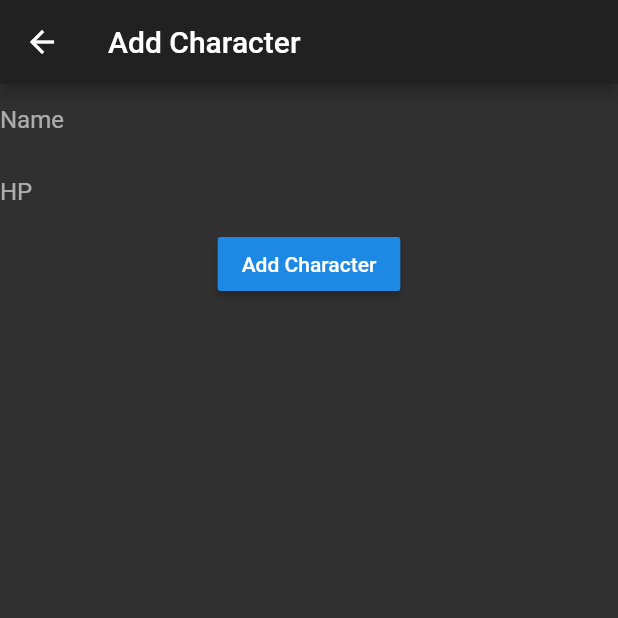
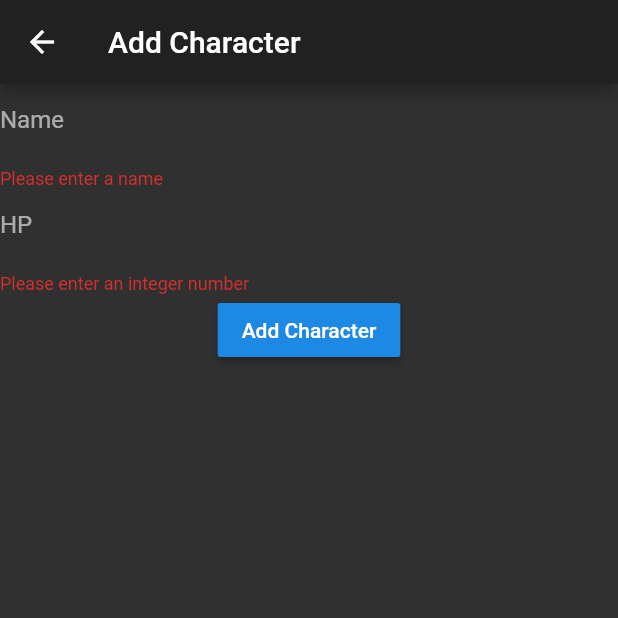
Before and after one commit to tsonnen/InitiativeTracker, a Flutter app: the AddCharacterPage screen opened directly, after a tap on "Add Character", on a phone screen of 412 x 824 dp, the top half of it. Run offline on Flutter 3.47's test engine with Material 2 defaults, Android fonts, the phone set to English and light mode, and no system bars.

```diff
--- a/lib/character_model.dart
+++ b/lib/character_model.dart
@@ -15,7 +15,7 @@ class Character{
   String get notes => _notes;
   int get hp => _hp;
 
-  Character(this._name, {String id, int initiative})
+  Character(this._name, this._hp, {String id, int initiative})
       : this._id = id ?? Uuid().generateV4(), this._initiative = initiative ?? rollDice(1, 20);
 }
 
@@ -26,7 +26,7 @@ class CharacterListModel extends Model{
 
   void addCharacter(Character character){
     _characters.add(character);
-    _characters..sort((a, b) => a.initiative.compareTo(b.initiative));
+    _characters.sort((a, b) => b.initiative.compareTo(a.initiative));
 
     notifyListeners();
   }
--- a/lib/screens/add_character.dart
+++ b/lib/screens/add_character.dart
@@ -1,6 +1,7 @@
 import 'package:flutter/material.dart';
 import 'package:scoped_model/scoped_model.dart';
 import 'package:initiative_tracker/character_model.dart';
+import 'package:initiative_tracker/validators.dart';
 
 class AddCharacterPage extends StatefulWidget {
   static final String route = "Add-Page";
@@ -13,45 +14,65 @@ class AddCharacterPageState extends State<AddCharacterPage> {
   TextEditingController nameController = TextEditingController();
   TextEditingController hpController = TextEditingController();
 
+  final _formKey = GlobalKey<FormState>();
+
   @override
   Widget build(BuildContext context) {
     return Scaffold(
       appBar: AppBar(
         title: Text('Add Character'),
       ),
-      body: Center(
+      body: Form(
+        key: _formKey,
+        child: Center(
           child: Column(
             children: <Widget>[
               Container(
-              child: TextField(
+                child: TextFormField(
                   decoration: InputDecoration(
                     border: InputBorder.none,
                     hintText: "Name",
                   ),
                   controller: nameController,
+                  validator: (value){
+                    if(value.isEmpty){
+                      return 'Please enter a name';
+                    }
+                  },
                 ),
               ),
               Container(
-              child: TextField(
+                child: TextFormField(
                   decoration: InputDecoration(
                     border: InputBorder.none,
                     hintText: "HP",
                   ),
                   keyboardType: TextInputType.number,
                   controller: hpController,
+                  validator: (value){
+                    if(value.isEmpty || !isNumeric(value)){
+                      return "Please enter an integer number";
+                    }
+                  },
                 ),
               ),
             ScopedModelDescendant<CharacterListModel>(
               builder: (context, child, model) => RaisedButton(
                 child: Text('Add Character'),
                 onPressed: () {
-                Character character = Character(nameController.text);
+                  if(_formKey.currentState.validate()){
+                    Character character = Character(nameController.text, int.parse(hpController.text));
                     model.addCharacter(character);
-                setState(() => nameController.text = '');
+
+                    Scaffold
+                      .of(context)
+                      .showSnackBar(SnackBar(content: Text('Added Character')));
+                  }
                 },
               ),
             ),
           ],
+        )
       )),
     );
   }
--- a/lib/screens/home_screen.dart
+++ b/lib/screens/home_screen.dart
@@ -24,7 +24,7 @@ class HomeScreenState extends State<HomeScreen>{
           builder: (context, child, model) => Column(
             children: model.characters
               .map((item) => ListTile(
-                title: Text(item.name),
+                title: Text(item.name + " " + item.initiative.toString()),
                 onLongPress: () {
                   model.removeCharacter(item);
                 },
--- /dev/null
+++ b/lib/validators.dart
@@ -0,0 +1,6 @@
+bool isNumeric(String s){
+  if(s == null) {
+    return false;
+  }
+  return int.parse(s) != null;
+}
```
Lines whose indentation alone changed are shown as unchanged.
